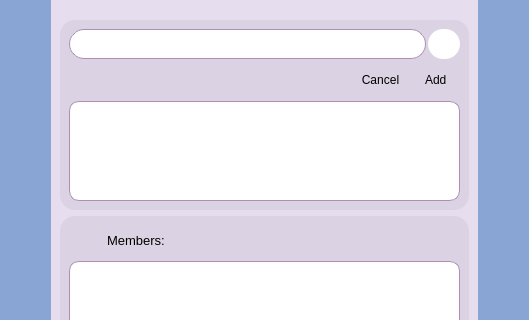
Qt form messenger/chatinfo.ui (ita-social-projects/HTTP_Messenger_Client) before a commit; both pictures show x 0 to 529 and y 174 to 494 of the 529 by 660 pixel window.
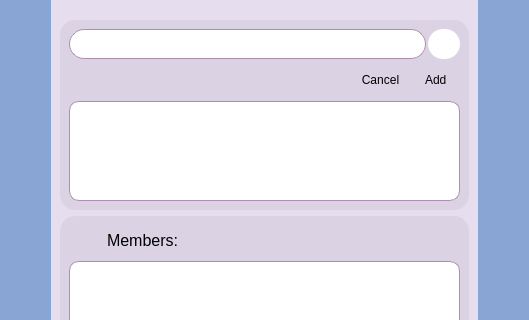
The same form after that commit. Icons and pictures are not drawn.

```diff
--- a/messenger/chatinfo.ui
+++ b/messenger/chatinfo.ui
@@ -395,6 +395,11 @@
                  <height>30</height>
                 </size>
                </property>
+               <property name="font">
+                <font>
+                 <pointsize>10</pointsize>
+                </font>
+               </property>
                <property name="text">
                 <string/>
                </property>
@@ -553,7 +558,7 @@
              </property>
              <property name="font">
               <font>
-               <pointsize>10</pointsize>
+               <pointsize>12</pointsize>
               </font>
              </property>
              <property name="styleSheet">
```
Left out of the diff: 20 changed lines with no effect on the pictures.
